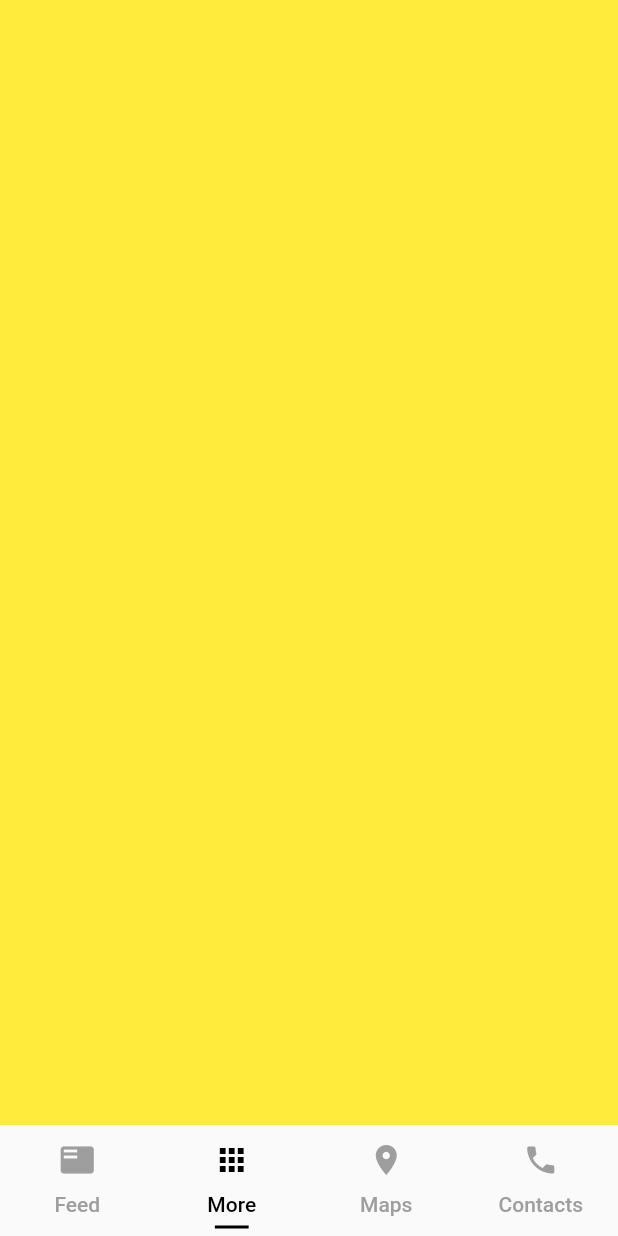
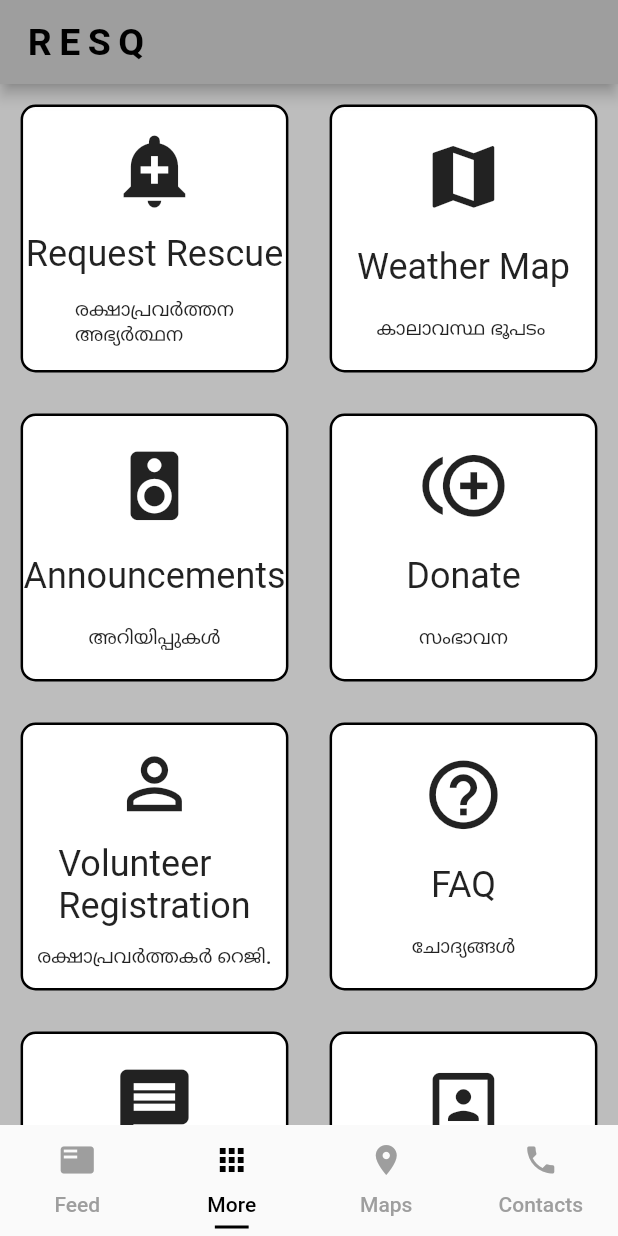
Before and after one commit to allenjiji/ResQ, a Flutter app: the screen it shows after launch, item 2 of the bottom bar chosen, on a phone screen of 412 x 824 dp. Run offline on Flutter 3.47's test engine with Material 2 defaults, Android fonts, the phone set to English and light mode, and no system bars.

Commit message:
ui for morepage

```diff
--- a/lib/main.dart
+++ b/lib/main.dart
@@ -1,5 +1,6 @@
 import 'package:flutter/material.dart';
 import './pages/homepage.dart';
+
 void main() {
   runApp(MyApp());
 }
@@ -11,9 +12,14 @@ class MyApp extends StatelessWidget {
     return MaterialApp(
       title: 'Flutter Demo',
       theme: ThemeData(
-        primarySwatch: Colors.blue,
-
+        primaryColor: Colors.black,
+        accentColor: Colors.white,
         visualDensity: VisualDensity.adaptivePlatformDensity,
+        textTheme: TextTheme(
+          headline1: TextStyle(fontSize: 72.0, fontWeight: FontWeight.bold),
+          headline6: TextStyle(fontSize: 36.0, fontStyle: FontStyle.italic),
+          bodyText2: TextStyle(fontSize: 14.0, fontFamily: 'Hind'),
+        ),
       ),
       home: MyHomePage(),
     );
--- a/lib/pages/homepage.dart
+++ b/lib/pages/homepage.dart
@@ -16,7 +16,7 @@ class _MyHomePageState extends State<MyHomePage> {
       length: 4,
       child: SafeArea(
         child: Scaffold(
-          /* appBar: AppBar(
+          appBar: AppBar(
             title: Text(
               "RESQ",
               style: TextStyle(
@@ -27,15 +27,17 @@ class _MyHomePageState extends State<MyHomePage> {
             ),
             //titleSpacing: 50.0,
             //centerTitle: true,
-            backgroundColor: Colors.white,
-          ), */
+            backgroundColor: Colors.grey,
+          ),
           body: TabBarView(children: [
             Feed(),
             More(),
             Maps(),
             Contacts(),
           ]),
-          bottomNavigationBar: TabBar(
+          bottomNavigationBar: Container(
+            //color: Colors.grey,
+            child: TabBar(
               tabs: [
                 Tab(icon: Icon(Icons.featured_play_list), text: "Feed"),
                 Tab(icon: Icon(Icons.apps), text: "More"),
@@ -53,6 +55,7 @@ class _MyHomePageState extends State<MyHomePage> {
             ),
           ),
         ),
+      ),
     );
   }
 }
--- a/lib/pages/morepage.dart
+++ b/lib/pages/morepage.dart
@@ -1,10 +1,61 @@
 import 'package:flutter/material.dart';
+import 'dart:math' as math;
 
 class More extends StatelessWidget {
+  List<Color> colors = [Colors.blue];
+  List<List<Object>> texts = [
+    ["Request Rescue", "രക്ഷാപ്രവർത്തന\nഅഭ്യർത്ഥന", Icons.add_alert],
+    ["Weather Map", "കാലാവസ്ഥ ഭൂപടം ", Icons.map],
+    ["Announcements", "അറിയിപ്പുകൾ", Icons.speaker],
+    ["Donate", "സംഭാവന", Icons.control_point_duplicate],
+    ["Volunteer\nRegistration", "രക്ഷാപ്രവർത്തകർ റെജി.", Icons.person_outline],
+    ["FAQ", "ചോദ്യങ്ങൾ", Icons.help_outline],
+    ["Guide", "നിർദ്ദേശങ്ങൾ", Icons.message],
+    ["My Profile", "പ്രൊഫൈൽ", Icons.portrait],
+    ["Medical Support", "വൈദ്യ സഹായം", Icons.local_hospital],
+    ["My Posts", "പോസ്റ്റുകൾ", Icons.photo_size_select_large],
+  ];
   @override
   Widget build(BuildContext context) {
+    var h = MediaQuery.of(context).size.height;
     return Container(
-      color: Colors.yellow,
+      //color: Color((math.Random().nextDouble() * 0xFFFFFF).toInt()).withOpacity(1.0),
+      color: Colors.grey[400],
+      child: GridView.count(
+        crossAxisCount: 2,
+        //padding: EdgeInsets.all(h / 30),
+        children: List.generate(10, (index) {
+          return Container(
+            margin: EdgeInsets.all(h / 60),
+            decoration: BoxDecoration(
+              //color: Color((math.Random().nextDouble() * 0xFFFFFF).toInt()).withOpacity(1.0),
+              color: Colors.white,
+              border: Border.all(color: Colors.black, width: h / 500),
+              borderRadius: BorderRadius.all(Radius.circular(10.0)),
+            ),
+            child: Center(
+              child: Column(
+                mainAxisAlignment: MainAxisAlignment.spaceEvenly,
+                children: <Widget>[
+                  Icon(
+                    texts[index][2],
+                    size: h / 15,
+                  ),
+                  //Text('\n'),
+                  Text(
+                    texts[index][0],
+                    style: Theme.of(context).textTheme.headline5,
+                  ),
+                  Text(
+                    texts[index][1],
+                    style: Theme.of(context).textTheme.bodyText1,
+                  ),
+                ],
+              ),
+            ),
+          );
+        }),
+      ),
     );
   }
 }
```
Lines whose indentation alone changed are shown as unchanged.
